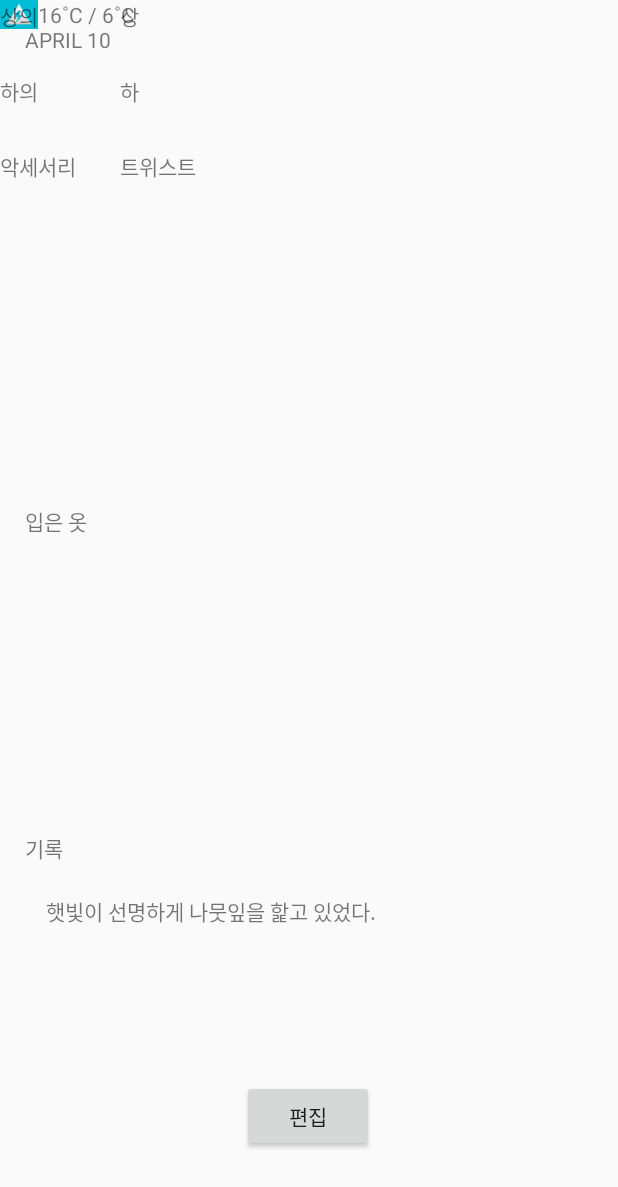
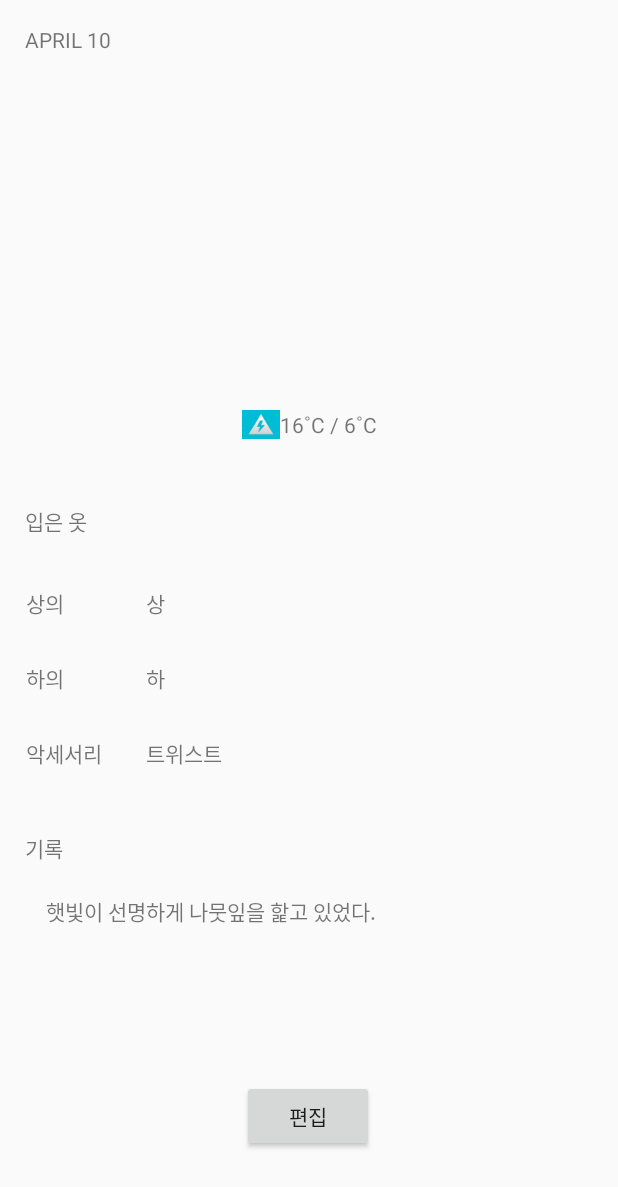
Before and after one commit to Kkorrru/Look-Note, an Android app: the SearchWindow screen opened directly, with no data from a screen before it, on a phone screen of 412 x 824 dp. Shown: the top 1187 px of the screen. Run offline under Robolectric (Android 15) with nearby library versions, the phone set to English and light mode, and no system bars.

Commit message:
revise loading window

```diff
--- a/app/src/main/AndroidManifest.xml
+++ b/app/src/main/AndroidManifest.xml
@@ -1,5 +1,6 @@
 <?xml version="1.0" encoding="utf-8"?>
 <manifest xmlns:android="http://schemas.android.com/apk/res/android"
+    xmlns:tools="http://schemas.android.com/tools"
     package="com.example.looknote">
 
     <application
--- a/app/src/main/res/layout/activity_search_window.xml
+++ b/app/src/main/res/layout/activity_search_window.xml
@@ -23,11 +23,11 @@
         android:layout_height="163dp"
         app:layout_constraintBottom_toBottomOf="parent"
         app:layout_constraintEnd_toEndOf="parent"
-        app:layout_constraintHorizontal_bias="0.502"
+        app:layout_constraintHorizontal_bias="0.498"
         app:layout_constraintStart_toStartOf="parent"
         app:layout_constraintTop_toTopOf="parent"
         app:layout_constraintVertical_bias="0.1"
-        tools:srcCompat="@drawable/nice_icon" />
+        tools:srcCompat="@drawable/nice_big" />
 
     <TextView
         android:id="@+id/textView3"
@@ -80,11 +80,14 @@
         app:layout_constraintVertical_bias="1.0" />
 
     <LinearLayout
+        android:id="@+id/linearLayout"
         android:layout_width="wrap_content"
         android:layout_height="wrap_content"
         android:orientation="horizontal"
-        tools:layout_editor_absoluteX="163dp"
-        tools:layout_editor_absoluteY="238dp">
+        app:layout_constraintBottom_toTopOf="@+id/textView3"
+        app:layout_constraintEnd_toEndOf="parent"
+        app:layout_constraintStart_toStartOf="parent"
+        app:layout_constraintTop_toBottomOf="@+id/sat_select">
 
         <ImageView
             android:id="@+id/weather"
@@ -104,10 +107,15 @@
     </LinearLayout>
 
     <TableLayout
+        android:id="@+id/tableLayout"
         android:layout_width="wrap_content"
         android:layout_height="wrap_content"
-        tools:layout_editor_absoluteX="33dp"
-        tools:layout_editor_absoluteY="333dp">
+        app:layout_constraintBottom_toTopOf="@+id/textView4"
+        app:layout_constraintEnd_toEndOf="parent"
+        app:layout_constraintHorizontal_bias="0.333"
+        app:layout_constraintStart_toStartOf="parent"
+        app:layout_constraintTop_toBottomOf="@+id/linearLayout"
+        app:layout_constraintVertical_bias="0.878">
 
         <TableRow
             android:layout_width="match_parent"
--- a/app/src/main/res/layout/activity_splash.xml
+++ b/app/src/main/res/layout/activity_splash.xml
@@ -7,8 +7,8 @@
 
 
     <ImageView
-        android:layout_width="245dp"
-        android:layout_height="257dp"
-        android:background="@drawable/logo_test" />
+        android:layout_width="match_parent"
+        android:layout_height="match_parent"
+        android:background="@drawable/splash" />
 
 </LinearLayout>
```
Also changed, not shown: app/src/main/res/drawable-v24/cold_big.png (added), app/src/main/res/drawable-v24/cool_big.png (added), app/src/main/res/drawable-v24/hot_big.png (added), app/src/main/res/drawable-v24/nice_big.png (added), app/src/main/res/drawable-v24/none_big.png (added), app/src/main/res/drawable-v24/splash.png (added), app/src/main/res/drawable-v24/warm_big.png (added).
